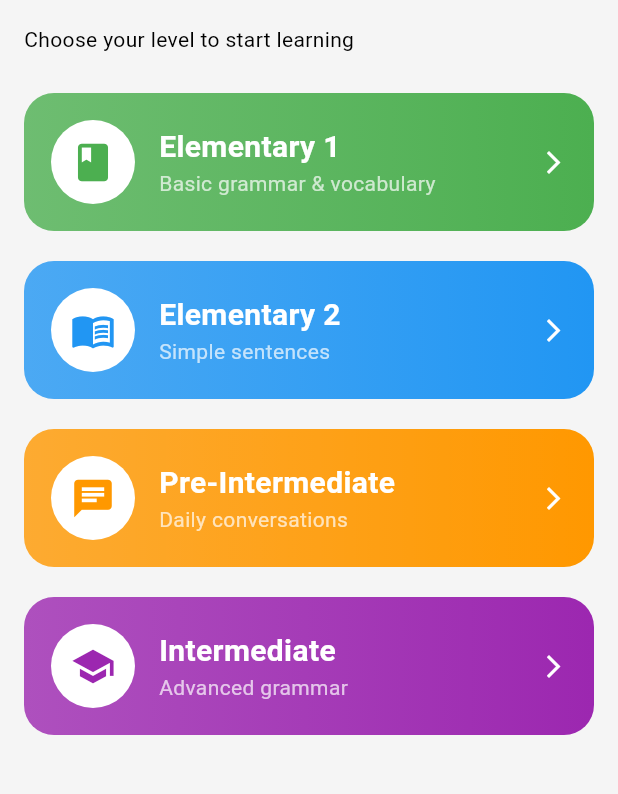
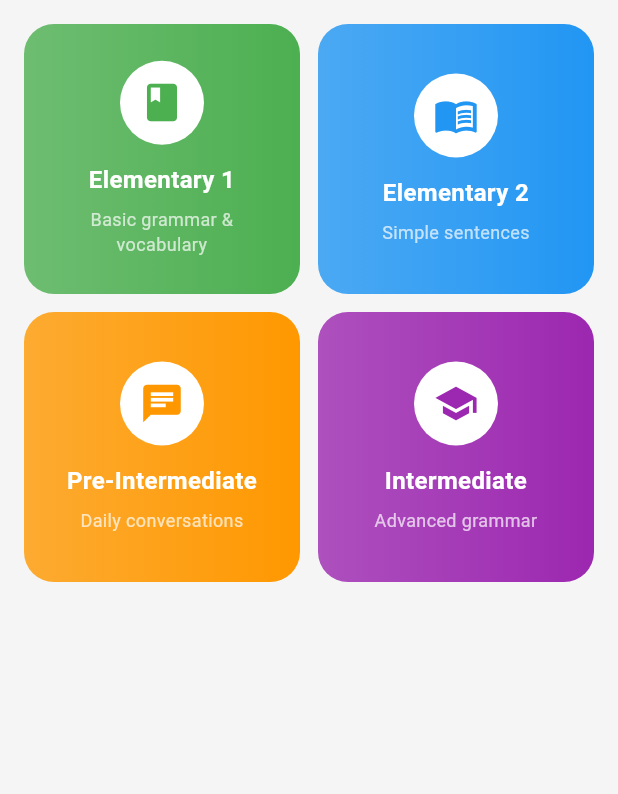
Before and after one commit to alex-manida/learn_english, a Flutter app: the screen it shows after launch, on a phone screen of 412 x 824 dp, the part 84-878 px from its top. Run offline on Flutter 3.47's test engine with Material 3 defaults, Android fonts, the phone set to English and light mode, and no system bars.

Commit message:
Change ListView to GridView in home_screen.dart

```diff
--- a/lib/screens/home_screen.dart
+++ b/lib/screens/home_screen.dart
@@ -1,6 +1,37 @@
 import 'package:flutter/material.dart';
 import 'package:learn_english/screens/settings_screen.dart';
 import 'quiz_screen.dart';
+
+final List<Map<String, dynamic>> levels = [
+  {
+    "title": "Elementary 1",
+    "subtitle": "Basic grammar & vocabulary",
+    "level": "elementary1",
+    "icon": Icons.book,
+    "color": Colors.green,
+  },
+  {
+    "title": "Elementary 2",
+    "subtitle": "Simple sentences",
+    "level": "elementary2",
+    "icon": Icons.menu_book,
+    "color": Colors.blue,
+  },
+  {
+    "title": "Pre-Intermediate",
+    "subtitle": "Daily conversations",
+    "level": "pre intermediate",
+    "icon": Icons.chat,
+    "color": Colors.orange,
+  },
+  {
+    "title": "Intermediate",
+    "subtitle": "Advanced grammar",
+    "level": "intermediate",
+    "icon": Icons.school,
+    "color": Colors.purple,
+  },
+];
 
 class HomeScreen extends StatelessWidget {
   final bool isDarkMode;
@@ -20,9 +51,7 @@ class HomeScreen extends StatelessWidget {
     required IconData icon,
     required Color color,
   }) {
-    return Padding(
-      padding: const EdgeInsets.symmetric(horizontal: 16, vertical: 10),
-      child: InkWell(
+    return InkWell(
       borderRadius: BorderRadius.circular(20),
       onTap: () {
         Navigator.push(
@@ -32,60 +61,47 @@ class HomeScreen extends StatelessWidget {
       },
       child: Container(
         decoration: BoxDecoration(
-            gradient: LinearGradient(
-              colors: [color.withOpacity(0.8), color],
-            ),
+          gradient: LinearGradient(colors: [color.withOpacity(0.8), color]),
           borderRadius: BorderRadius.circular(20),
         ),
-          padding: const EdgeInsets.all(18),
-          child: Row(
+        padding: const EdgeInsets.all(16),
+        child: Column(
+          mainAxisAlignment: MainAxisAlignment.center,
           children: [
             CircleAvatar(
               radius: 28,
               backgroundColor: Colors.white,
               child: Icon(icon, color: color, size: 30),
             ),
-              const SizedBox(width: 16),
-              Expanded(
-                child: Column(
-                  crossAxisAlignment: CrossAxisAlignment.start,
-                  children: [
+            const SizedBox(height: 12),
+
             Text(
               title,
+              textAlign: TextAlign.center,
               style: const TextStyle(
-                        fontSize: 20,
+                fontSize: 16,
                 fontWeight: FontWeight.bold,
                 color: Colors.white,
               ),
             ),
+
+            const SizedBox(height: 6),
+
             Text(
               subtitle,
-                      style: const TextStyle(color: Colors.white70),
+              textAlign: TextAlign.center,
+              style: const TextStyle(fontSize: 12, color: Colors.white70),
             ),
           ],
-                ),
-              ),
-              const Icon(
-                Icons.arrow_forward_ios,
-                color: Colors.white,
-                size: 18,
-              ),
-            ],
-          ),
         ),
       ),
     );
   }
 
   Widget buildHeader(BuildContext context) {
-    return Padding(
-      padding: const EdgeInsets.all(16),
-      child: Text(
+    return Text(
       "Choose your level to start learning",
-        style: TextStyle(
-          color: Theme.of(context).textTheme.bodyMedium?.color,
-        ),
-      ),
+      style: TextStyle(color: Theme.of(context).textTheme.bodyMedium?.color),
     );
   }
 
@@ -146,9 +162,7 @@ class HomeScreen extends StatelessWidget {
                 context: context,
                 applicationName: "Learn English",
                 applicationVersion: "1.0.0",
-                children: const [
-                  Text("Simple English learning quiz app."),
-                ],
+                children: const [Text("Simple English learning quiz app.")],
               );
             },
           ),
@@ -162,58 +176,34 @@ class HomeScreen extends StatelessWidget {
     return Scaffold(
       drawer: buildDrawer(context),
 
-      appBar: AppBar(
-        title: const Text("Learn English"),
-        centerTitle: true,
+      appBar: AppBar(title: const Text("Learn English"), centerTitle: true),
+
+      // 🎨 Dynamic background
+      backgroundColor: isDarkMode ? const Color(0xFF0D1117) : Colors.grey[100],
+      body: GridView.builder(
+        padding: const EdgeInsets.all(16),
+
+        gridDelegate: const SliverGridDelegateWithMaxCrossAxisExtent(
+          maxCrossAxisExtent: 300, // max width per card
+          mainAxisExtent: 180, // height of each card
+          crossAxisSpacing: 12,
+          mainAxisSpacing: 12,
         ),
 
-      // 🎨 Dynamic background
-      backgroundColor: isDarkMode
-          ? const Color(0xFF0D1117)
-          : Colors.grey[100],
+        itemCount: levels.length,
 
-      body: ListView(
-        children: [
-          buildHeader(context),
+        itemBuilder: (context, index) {
+          final item = levels[index];
 
-          buildLevelCard(
+          return buildLevelCard(
             context: context,
-            title: "Elementary 1",
-            subtitle: "Basic grammar & vocabulary",
-            level: "elementary1",
-            icon: Icons.book,
-            color: Colors.green,
-          ),
-
-          buildLevelCard(
-            context: context,
-            title: "Elementary 2",
-            subtitle: "Simple sentences",
-            level: "elementary2",
-            icon: Icons.menu_book,
-            color: Colors.blue,
-          ),
-
-          buildLevelCard(
-            context: context,
-            title: "Pre-Intermediate",
-            subtitle: "Daily conversations",
-            level: "pre intermediate",
-            icon: Icons.chat,
-            color: Colors.orange,
-          ),
-
-          buildLevelCard(
-            context: context,
-            title: "Intermediate",
-            subtitle: "Advanced grammar",
-            level: "intermediate",
-            icon: Icons.school,
-            color: Colors.purple,
-          ),
-
-          const SizedBox(height: 20),
-        ],
+            title: item["title"],
+            subtitle: item["subtitle"],
+            level: item["level"],
+            icon: item["icon"],
+            color: item["color"],
+          );
+        },
       ),
     );
   }
```
Lines whose indentation alone changed are shown as unchanged.
